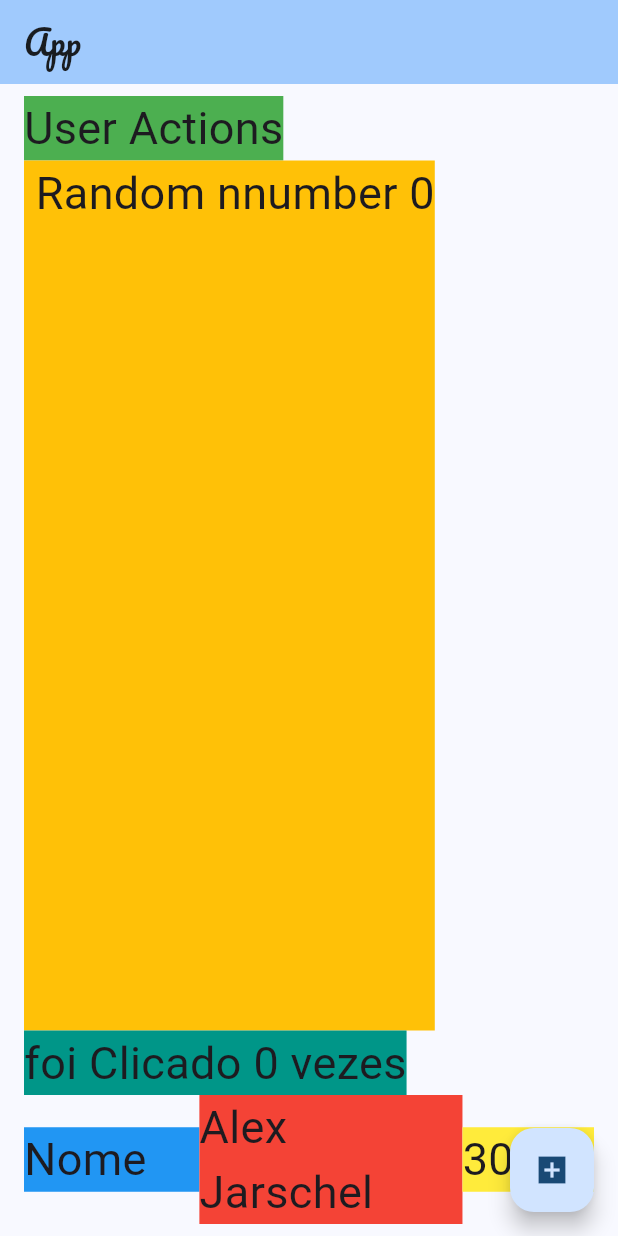
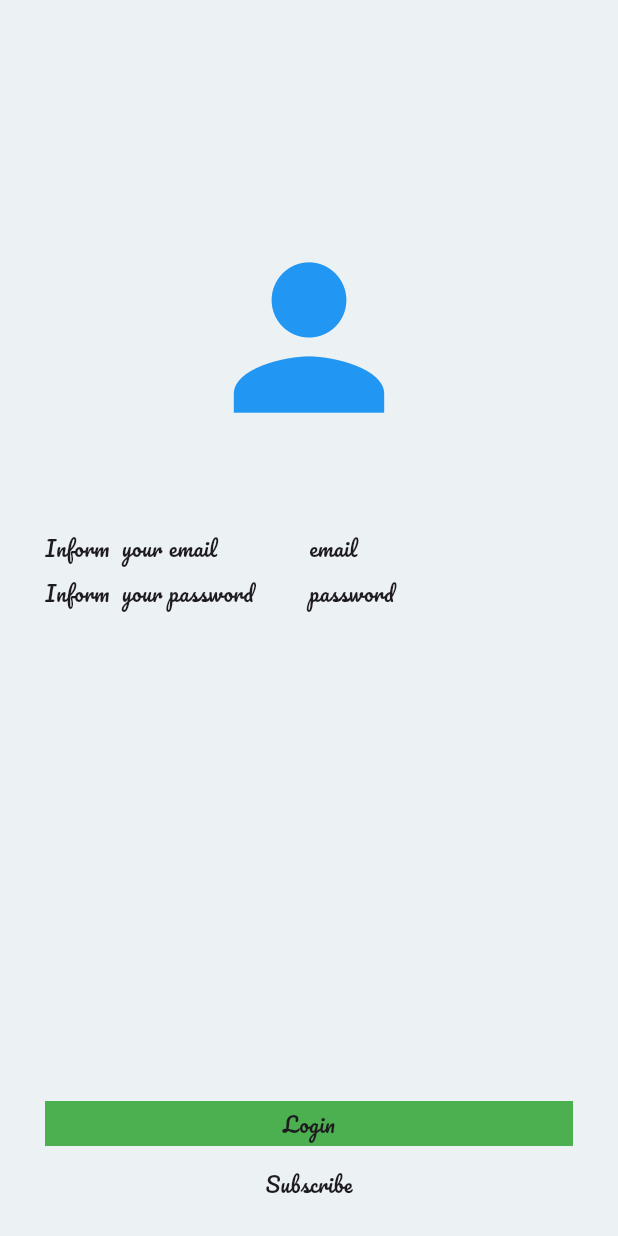
Before and after one commit to alexjarshel/DIO-Flutter, a Flutter app: the screen it shows after launch, on a phone screen of 412 x 824 dp. Run offline on Flutter 3.47's test engine with Material 3 defaults, Android fonts, the phone set to English and light mode, and no system bars; our stand-ins replace google_fonts; Roboto replaces fonts that are missing (Acme).

Commit message:
login_page

```diff
--- a/first_proect_dio/lib/my_app.dart
+++ b/first_proect_dio/lib/my_app.dart
@@ -1,4 +1,5 @@
 import 'package:first_proect_dio/pages/home_page.dart';
+import 'package:first_proect_dio/pages/login_page.dart';
 import 'package:flutter/material.dart';
 import 'package:google_fonts/google_fonts.dart';
 
@@ -14,6 +15,6 @@ class MyApp extends StatelessWidget {
           colorScheme: ColorScheme.fromSeed(seedColor: Colors.blue),
           useMaterial3: true,
         ),
-        home: HomePage());
+        home: LgginPage());
   }
 }
--- /dev/null
+++ b/first_proect_dio/lib/pages/login_page.dart
@@ -0,0 +1,95 @@
+import 'package:flutter/material.dart';
+
+class LgginPage extends StatefulWidget {
+  const LgginPage({super.key});
+
+  @override
+  State<LgginPage> createState() => _LgginPageState();
+}
+
+class _LgginPageState extends State<LgginPage> {
+  @override
+  Widget build(BuildContext context) {
+    return SafeArea(
+        child: Scaffold(
+      backgroundColor: const Color.fromARGB(255, 236, 241, 243),
+      body: Container(
+        width: double.infinity,
+        child: Column(
+          crossAxisAlignment: CrossAxisAlignment.center,
+          children: [
+            const SizedBox(
+              height: 150,
+            ),
+            const Icon(
+              Icons.person,
+              size: 150,
+              color: Colors.blue,
+            ),
+            const SizedBox(
+              height: 50,
+            ),
+            Container(
+                width: double.infinity,
+                margin: const EdgeInsets.symmetric(horizontal: 30),
+                //color: Colors.green,
+                height: 30,
+                alignment: Alignment.center,
+                child: const Row(
+                  children: [
+                    Expanded(
+                      flex: 3,
+                      child: Text('Inform  your email'),
+                    ),
+                    Expanded(
+                      flex: 3,
+                      child: Text('email'),
+                    ),
+                  ],
+                )),
+            Container(
+                width: double.infinity,
+                margin: const EdgeInsets.symmetric(horizontal: 30),
+                //color: Colors.green,
+                height: 30,
+                alignment: Alignment.center,
+                child: const Row(
+                  children: [
+                    Expanded(
+                      flex: 3,
+                      child: Text('Inform  your password'),
+                    ),
+                    Expanded(
+                      flex: 3,
+                      child: Text('password'),
+                    ),
+                  ],
+                )),
+            Expanded(child: Container()),
+            Container(
+              width: double.infinity,
+              margin: const EdgeInsets.symmetric(horizontal: 30),
+              color: Colors.green,
+              height: 30,
+              alignment: Alignment.center,
+              child: const Text('Login'),
+            ),
+            const SizedBox(
+              height: 10,
+            ),
+            Container(
+              margin: const EdgeInsets.symmetric(horizontal: 30),
+              //color: Colors.red,
+              height: 30,
+              alignment: Alignment.center,
+              child: const Text('Subscribe'),
+            ),
+            const SizedBox(
+              height: 20,
+            ),
+          ],
+        ),
+      ),
+    ));
+  }
+}
```
